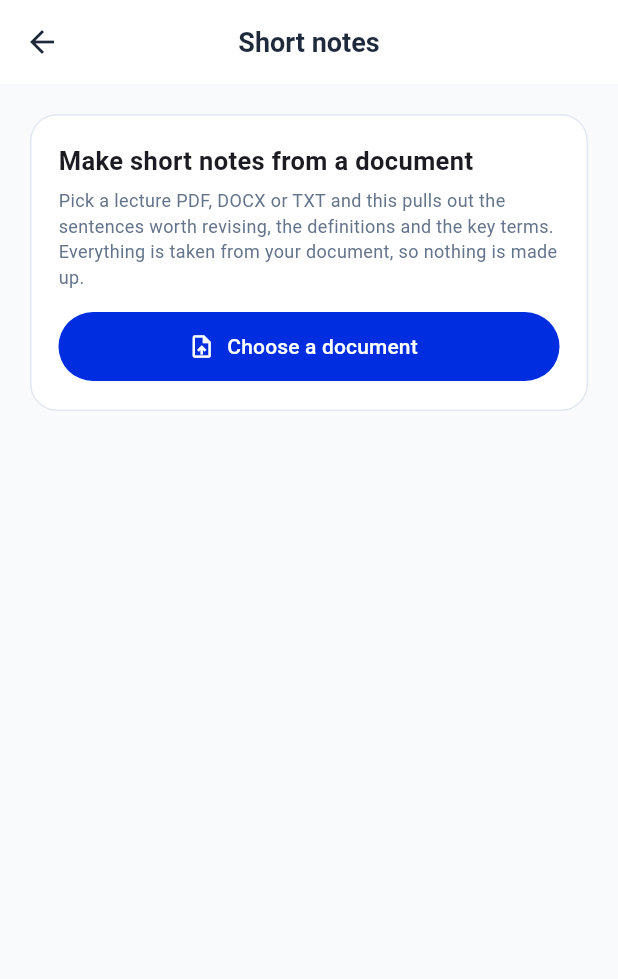
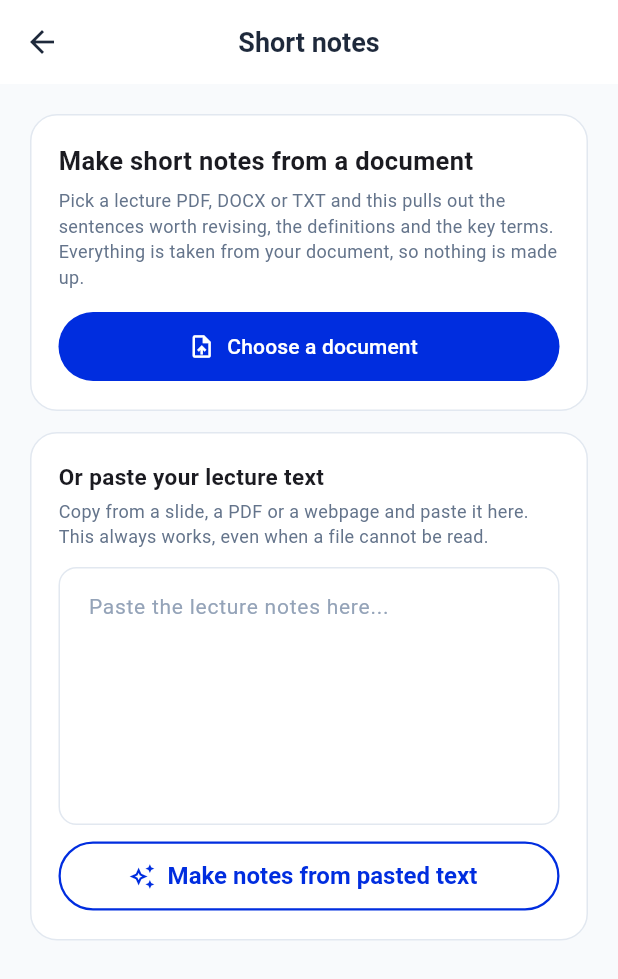
Before and after one commit to LashanDias/uniX, a Flutter app: the ShortNotesScreen screen opened by its route, on a phone screen of 412 x 824 dp. Shown: the top 979 px of the screen. Run offline on Flutter 3.47's test engine with Material 3 defaults, Android fonts, the phone set to English and light mode, and no system bars; our stand-ins replace cloud_firestore, cloud_functions, file_picker, firebase_auth, firebase_core, firebase_storage and 3 more; missing offline and left inert: pdfrx; accounts and stored records are empty; network calls fail.

Commit message:
Stop the marketplace spinning forever, and say why a file failed
Three screens that looked broken.

The marketplace spun on its loading indicator indefinitely. A Firestore
stream that cannot reach the server neither emits nor errors, it simply
stays silent, and the builder only left the spinner on data or an error.
An 8 second timeout now falls back to the same preview listings the error
path already used, so the grid always fills.

Short notes reported "Could not read that file. Try a PDF, DOCX or TXT."
for every failure. extract() already throws precise FormatExceptions, so
that generic line only appeared for something else -- reading a PDF needs
a rendering engine that is not reliably available in a browser. The
message now names the actual error, and the screen gained a paste-text
box that goes straight to the summariser, so making short notes never
depends on a file engine at all.

The CV workspace said "Could not load saved documents" with no reason.
It degraded correctly, but nothing told you what failed; it now names the
cause.

Tickets: event cards were text on white. Each now carries an event photo
with the usual labelled fallback.

Co-Authored-By: Claude Opus 5 <noreply@anthropic.com>

```diff
--- a/lib/screens/notes/short_notes_screen.dart
+++ b/lib/screens/notes/short_notes_screen.dart
@@ -27,6 +27,7 @@ class _ShortNotesScreenState extends State<ShortNotesScreen> {
   bool _busy = false;
   String? _error;
   String? _sourceName;
+  final _pasted = TextEditingController();
 
   @override
   void initState() {
@@ -39,6 +40,26 @@ class _ShortNotesScreenState extends State<ShortNotesScreen> {
       );
       _sourceName = widget.initialTitle;
     }
+  }
+
+  @override
+  void dispose() {
+    _pasted.dispose();
+    super.dispose();
+  }
+
+  /// Condenses text the student pasted, with no file reading involved.
+  void _summarisePasted() {
+    final text = _pasted.text.trim();
+    if (text.isEmpty) {
+      setState(() => _error = 'Paste some text first, then tap Make notes.');
+      return;
+    }
+    setState(() {
+      _error = null;
+      _sourceName = 'Pasted text';
+      _notes = NoteSummarizer.generate(text, title: 'Short notes');
+    });
   }
 
   Future<void> _pickAndSummarise() async {
@@ -63,9 +84,14 @@ class _ShortNotesScreenState extends State<ShortNotesScreen> {
       });
     } on FormatException catch (error) {
       setState(() => _error = error.message);
-    } catch (_) {
+    } catch (error) {
+      // Naming the failure matters: PDF text extraction needs a rendering
+      // engine that is not always available in a browser, and a generic
+      // message left no way to tell that apart from a bad file.
       setState(
-        () => _error = 'Could not read that file. Try a PDF, DOCX or TXT.',
+        () => _error =
+            'Could not read that file ($error). '
+            'A DOCX or TXT usually works, or paste the text below.',
       );
     } finally {
       if (mounted) setState(() => _busy = false);
@@ -116,6 +142,12 @@ class _ShortNotesScreenState extends State<ShortNotesScreen> {
                   busy: _busy,
                   sourceName: _sourceName,
                   onPick: _busy ? null : _pickAndSummarise,
+                ),
+                const SizedBox(height: 14),
+                _PasteCard(
+                  controller: _pasted,
+                  onGenerate: _summarisePasted,
+                  busy: _busy,
                 ),
                 if (_error != null) ...[
                   const SizedBox(height: 14),
@@ -386,3 +418,63 @@ class _HandwrittenPage extends StatelessWidget {
     ),
   );
 }
+
+/// Paste-text alternative to picking a file.
+///
+/// Reading a PDF needs a rendering engine that is not always available in a
+/// browser, so this path always works: it goes straight to the summariser.
+class _PasteCard extends StatelessWidget {
+  const _PasteCard({
+    required this.controller,
+    required this.onGenerate,
+    required this.busy,
+  });
+
+  final TextEditingController controller;
+  final VoidCallback onGenerate;
+  final bool busy;
+
+  @override
+  Widget build(BuildContext context) => Container(
+    padding: const EdgeInsets.all(18),
+    decoration: BoxDecoration(
+      color: AppColors.cardBg,
+      borderRadius: BorderRadius.circular(18),
+      border: Border.all(color: AppColors.border),
+    ),
+    child: Column(
+      crossAxisAlignment: CrossAxisAlignment.start,
+      children: [
+        const Text(
+          'Or paste your lecture text',
+          style: TextStyle(fontSize: 15, fontWeight: FontWeight.bold),
+        ),
+        const SizedBox(height: 4),
+        const Text(
+          'Copy from a slide, a PDF or a webpage and paste it here. This '
+          'always works, even when a file cannot be read.',
+          style: TextStyle(fontSize: 12, color: AppColors.textSecondary),
+        ),
+        const SizedBox(height: 12),
+        TextField(
+          controller: controller,
+          maxLines: 6,
+          decoration: const InputDecoration(
+            hintText: 'Paste the lecture notes here...',
+            border: OutlineInputBorder(),
+          ),
+        ),
+        const SizedBox(height: 10),
+        SizedBox(
+          width: double.infinity,
+          child: OutlinedButton.icon(
+            onPressed: busy ? null : onGenerate,
+            icon: const Icon(Icons.auto_awesome_outlined, size: 18),
+            label: const Text('Make notes from pasted text'),
+            style: OutlinedButton.styleFrom(minimumSize: const Size(0, 46)),
+          ),
+        ),
+      ],
+    ),
+  );
+}
```
Also changed, not shown: lib/screens/jobs/recruitment_workspace_screen.dart (+5 -2 lines), lib/screens/marketplace/marketplace_screen.dart (+11 -1 lines), lib/screens/tickets/tickets_screen.dart (+38 -5 lines).
